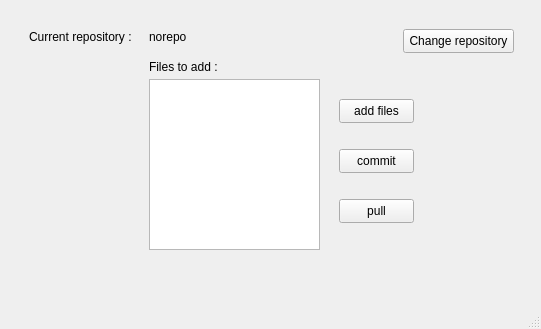
zinebabercha/CPP-project, file GUI/test3/mainwindow.ui: the form before one commit.
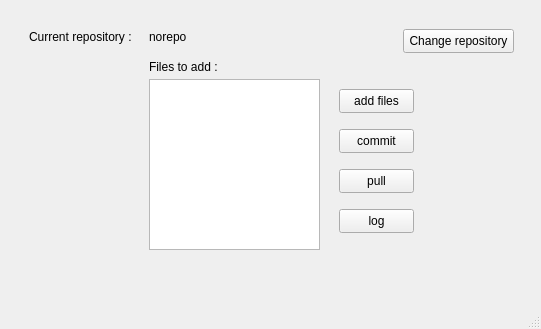
The form after the commit.

Patch:
```diff
--- a/GUI/test3/mainwindow.ui
+++ b/GUI/test3/mainwindow.ui
@@ -281,7 +281,7 @@
         <property name="geometry">
          <rect>
           <x>330</x>
-          <y>90</y>
+          <y>80</y>
           <width>75</width>
           <height>24</height>
          </rect>
@@ -294,7 +294,7 @@
         <property name="geometry">
          <rect>
           <x>330</x>
-          <y>140</y>
+          <y>120</y>
           <width>75</width>
           <height>24</height>
          </rect>
@@ -307,7 +307,7 @@
         <property name="geometry">
          <rect>
           <x>330</x>
-          <y>190</y>
+          <y>160</y>
           <width>75</width>
           <height>24</height>
          </rect>
@@ -352,6 +352,19 @@
          <string>Change repository</string>
         </property>
        </widget>
+       <widget class="QPushButton" name="pushButton_11">
+        <property name="geometry">
+         <rect>
+          <x>330</x>
+          <y>200</y>
+          <width>75</width>
+          <height>24</height>
+         </rect>
+        </property>
+        <property name="text">
+         <string>log</string>
+        </property>
+       </widget>
       </widget>
      </widget>
     </item>
```
Left out of the diff: 13 changed lines with no effect on the pictures.
